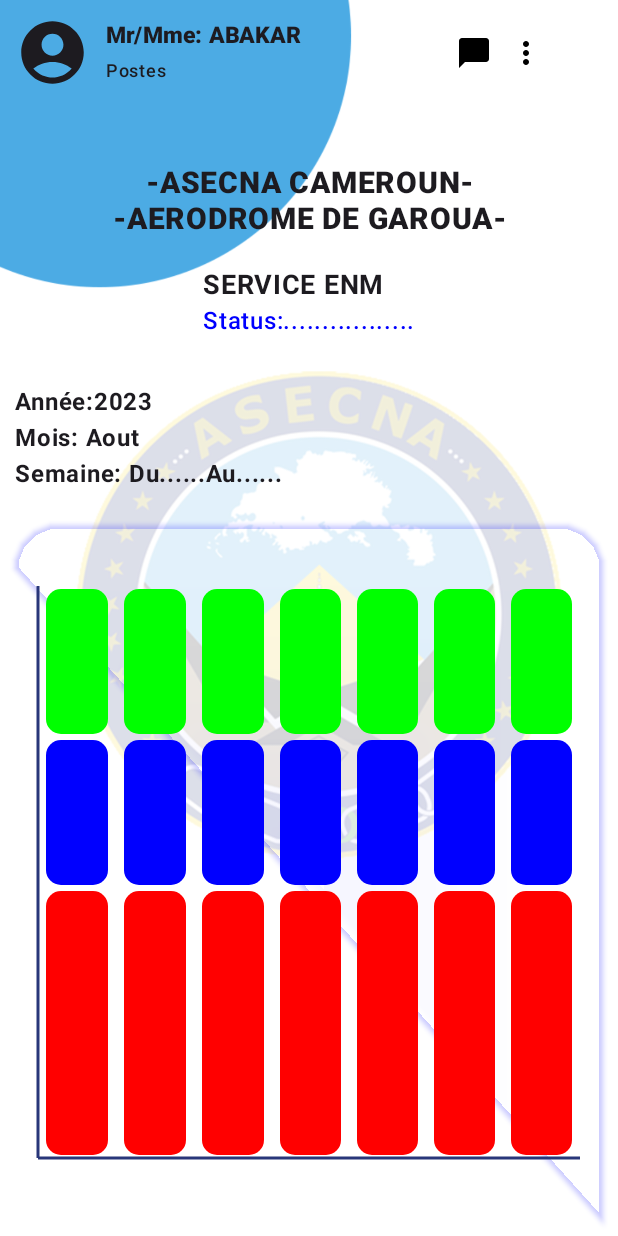
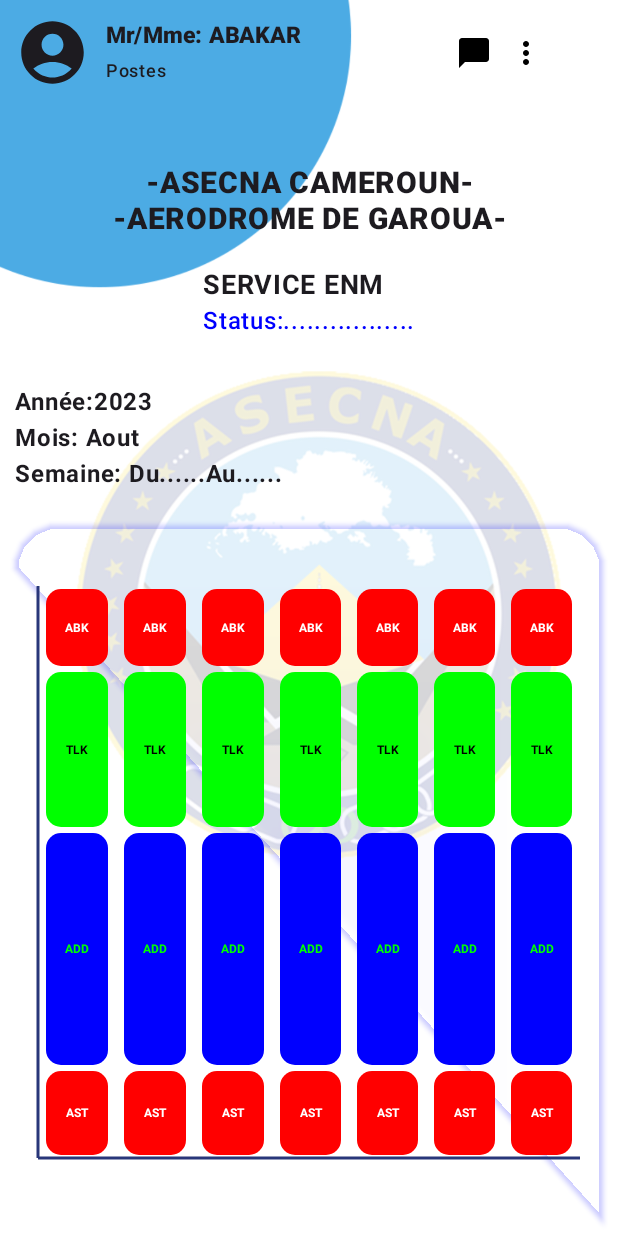
Before and after one commit to foenixteam237/JobPlan, an Android app built with Jetpack Compose: the screen it shows after launch (HomeScreen), after a tap on "Se connecter", on a phone screen of 412 x 824 dp. Run offline under Robolectric (Android 15) with nearby library versions, the phone set to English and light mode, and no system bars.

Commit message:
Projet update 19-08-23

```diff
--- a/app/build.gradle
+++ b/app/build.gradle
@@ -56,6 +56,8 @@ dependencies {
     implementation "androidx.activity:activity-compose:$compose_version"
     implementation platform('androidx.compose:compose-bom:2022.10.00')
     implementation 'androidx.compose.ui:ui-graphics'
+    implementation platform('androidx.compose:compose-bom:2022.10.00')
+    implementation platform('androidx.compose:compose-bom:2022.10.00')
     //implementation 'androidx.core:core-ktx:+'
     //implementation 'androidx.compose.material:material'
     testImplementation 'junit:junit:4.13.2'
@@ -63,6 +65,8 @@ dependencies {
     androidTestImplementation 'androidx.test.espresso:espresso-core:3.5.1'
     androidTestImplementation "androidx.compose.ui:ui-test-junit4:$compose_version"
     androidTestImplementation platform('androidx.compose:compose-bom:2022.10.00')
+    androidTestImplementation platform('androidx.compose:compose-bom:2022.10.00')
+    androidTestImplementation platform('androidx.compose:compose-bom:2022.10.00')
     debugImplementation "androidx.compose.ui:ui-tooling:$compose_version"
     debugImplementation "androidx.compose.ui:ui-test-manifest:$compose_version"
 
--- a/app/src/main/java/com/ramseys/jobplan/Composables/ui/LoginPage.kt
+++ b/app/src/main/java/com/ramseys/jobplan/Composables/ui/LoginPage.kt
@@ -30,6 +30,7 @@ import androidx.compose.ui.unit.sp
 import androidx.core.content.ContextCompat.startActivity
 import androidx.navigation.NavController
 import com.ramseys.jobplan.HomeScreen
+import com.ramseys.jobplan.RegisterPage
 
 
 @OptIn(ExperimentalMaterial3Api::class)
@@ -129,7 +130,9 @@ fun LoginPage(navController: NavController){
                 Text(text = "Créer un nouveau compte", modifier = Modifier
                     .padding(all = 10.dp)
                     .clickable {
-                        navController.navigate("register_screen")
+                        Toast.makeText(context,"OK",Toast.LENGTH_LONG).show()
+                        val intent = Intent(context, RegisterPage::class.java)
+                        startActivity(context, intent,null )
                     }, color = Color.Blue)
                 Spacer(modifier = Modifier.padding(10.dp))
             }
--- /dev/null
+++ b/app/src/main/java/com/ramseys/jobplan/Composables/ui/theme/Type.kt
@@ -0,0 +1,34 @@
+package com.ramseys.jobplan.Composables.ui.theme
+
+import androidx.compose.material3.Typography
+import androidx.compose.ui.text.TextStyle
+import androidx.compose.ui.text.font.FontFamily
+import androidx.compose.ui.text.font.FontWeight
+import androidx.compose.ui.unit.sp
+
+// Set of Material typography styles to start with
+val Typography = Typography(
+    bodyLarge = TextStyle(
+        fontFamily = FontFamily.Default,
+        fontWeight = FontWeight.Normal,
+        fontSize = 16.sp,
+        lineHeight = 24.sp,
+        letterSpacing = 0.5.sp
+    )
+    /* Other default text styles to override
+    titleLarge = TextStyle(
+        fontFamily = FontFamily.Default,
+        fontWeight = FontWeight.Normal,
+        fontSize = 22.sp,
+        lineHeight = 28.sp,
+        letterSpacing = 0.sp
+    ),
+    labelSmall = TextStyle(
+        fontFamily = FontFamily.Default,
+        fontWeight = FontWeight.Medium,
+        fontSize = 11.sp,
+        lineHeight = 16.sp,
+        letterSpacing = 0.5.sp
+    )
+    */
+)
--- a/app/src/main/java/com/ramseys/jobplan/HomeScreen.kt
+++ b/app/src/main/java/com/ramseys/jobplan/HomeScreen.kt
@@ -46,6 +46,7 @@ import androidx.compose.ui.layout.ContentScale
 import androidx.compose.ui.platform.LocalConfiguration
 import androidx.compose.ui.platform.LocalDensity
 import androidx.compose.ui.res.painterResource
+import androidx.compose.ui.text.TextStyle
 import androidx.compose.ui.text.drawText
 import androidx.compose.ui.text.font.FontWeight
 import androidx.compose.ui.text.style.TextAlign
@@ -228,23 +229,24 @@ fun GreetingPreview() {
 }
 data class StackedData(
     val inputs: List<Float>,
-    val colors: List<Color>
+    val colors: List<Color>,
+    val names: List<String>
 )
 
 @Composable
 @ReadOnlyComposable
 internal fun stackedBarChartInputs() = (0..6).map {
-    val inputs = listOf(20f,20f,60f,70f).toPercent()
-
+    val inputs = listOf(20f,40f,60f,40f).toPercent()
 
     StackedData(
         inputs = inputs,
         colors = listOf(
+            Color.Red,
             Color.Green,
             Color.Blue,
             Color.Red,
-            Color.DarkGray,
-        )
+        ),
+        names = listOf("ABK","TLK","ADD","AST")
     )
 }
 
@@ -302,17 +304,27 @@ fun MyCanva(){
           stackedData -> Column(modifier = Modifier.weight(2f)) {
 
           stackedData.inputs.forEachIndexed { index, input ->
+              val itemHeight = remember(input) { input * height.value / 200 }
 
-              val itemHeight = remember(input) { input * height.value / 100 }
-
-              Spacer(
+              Column(
                   modifier = Modifier
                       .padding(horizontal = 5.dp, vertical = 2.dp)
                       .height(itemHeight.dp)
                       .width(width / 10 + 100.dp)
                       .clip(RoundedCornerShape(10.dp))
                       .background(stackedData.colors[index])
-              )
+              ,
+                  verticalArrangement = Arrangement.Center,
+                  horizontalAlignment = Alignment.CenterHorizontally
+              ){
+                    Text(text = stackedData.names[index],
+                        color = if (stackedData.colors[index]== Color.Red) Color.White else (if(stackedData.colors[index]==Color.Blue) Color.Green else Color.Black),
+                        style = TextStyle(
+                            fontSize = 8.sp,
+                            fontWeight = FontWeight.Bold
+                        )
+                            )
+              }
           }
 
       }
--- a/app/src/main/java/com/ramseys/jobplan/MainActivity.kt
+++ b/app/src/main/java/com/ramseys/jobplan/MainActivity.kt
@@ -25,14 +25,22 @@ import androidx.navigation.compose.rememberNavController
 import com.ramseys.jobplan.Composables.ui.LoginPage
 import com.ramseys.jobplan.Composables.ui.RegisterPage
 import com.ramseys.jobplan.Composables.ui.RegisterPage2
+import com.ramseys.jobplan.ui.theme.JOBPLANTheme
 import kotlinx.coroutines.delay
 
 class MainActivity : ComponentActivity() {
     override fun onCreate(savedInstanceState: Bundle?) {
         super.onCreate(savedInstanceState)
-        window.setSoftInputMode(WindowManager.LayoutParams.SOFT_INPUT_ADJUST_RESIZE)
         setContent {
-            navigation()
+            JOBPLANTheme {
+                Surface(
+                    modifier = Modifier.fillMaxSize(),
+                    color = MaterialTheme.colorScheme.background
+                ) {
+                    navigation()
+                }
+            }
+
         }
     }
 }
@@ -54,7 +62,7 @@ fun navigation(){
           LoginPage(navController = navController)
         }
         composable("register_screen"){
-            RegisterPage(navController = navController)
+            RegisterPage(navController = navController, context)
         }
         composable("register_screen2"){
             RegisterPage2(context=context)
@@ -67,7 +75,6 @@ fun SplashScreen(navController: NavController) {
     LaunchedEffect(key1 = true){
         delay(5000L)
         navController.navigate("login_screen")
-
 
     }
 
--- a/app/src/main/res/values/strings.xml
+++ b/app/src/main/res/values/strings.xml
@@ -3,4 +3,6 @@
     <string name="title_activity_register">Register</string>
     <string name="title_activity_login">Login</string>
     <string name="title_activity_home_screen">HomeScreen</string>
+    <string name="title_activity_register_page">RegisterPage</string>
+    <string name="title_activity_login_page">LoginPage</string>
 </resources>
```
Also changed, not shown: app/src/main/AndroidManifest.xml (+9 -13 lines), app/src/main/java/com/ramseys/jobplan/Composables/ui/RegisterPage.kt (+17 -3 lines), app/src/main/java/com/ramseys/jobplan/Composables/ui/theme/Color.kt (added, +11 -0 lines), app/src/main/java/com/ramseys/jobplan/Composables/ui/theme/Theme.kt (added, +70 -0 lines), app/src/main/java/com/ramseys/jobplan/RegisterPage.kt (added, +53 -0 lines), app/src/main/java/com/ramseys/jobplan/ui/theme/Theme.kt (indentation only).
